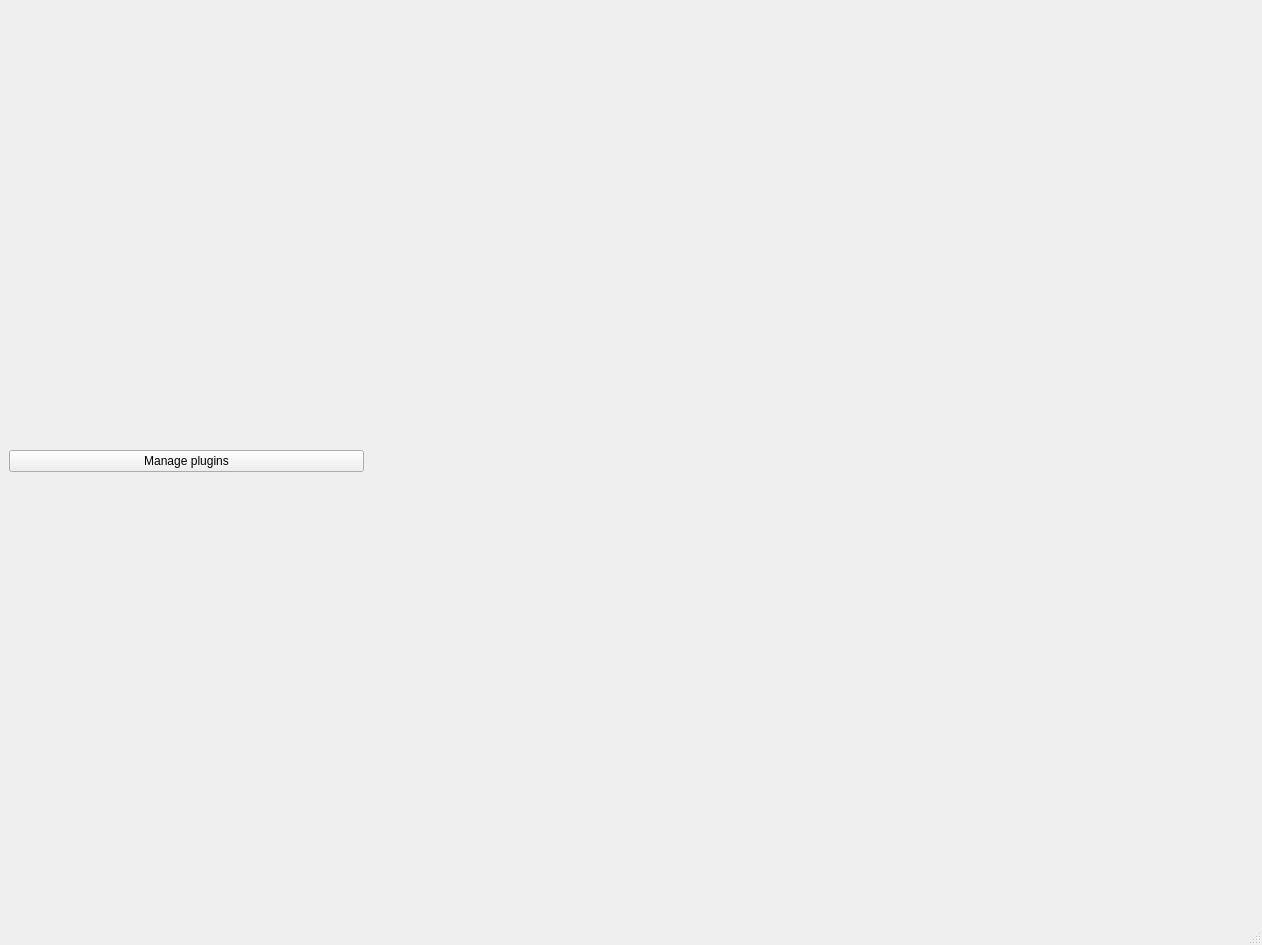
Old version of the form res/layout/main_window.ui in the repository SwitcherForGames/switcher.
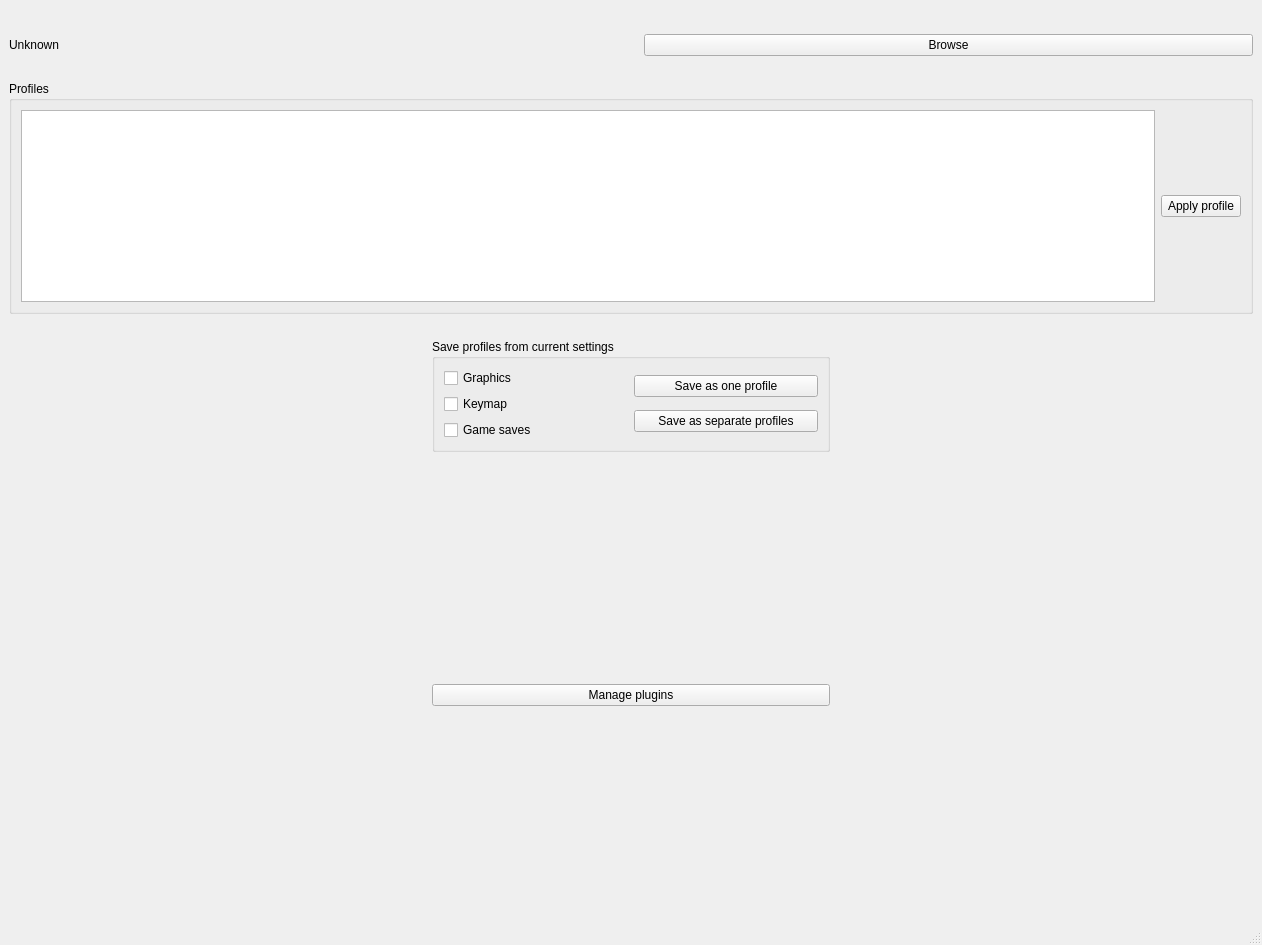
New version of the form.

Diff of the .ui file:
```diff
--- a/res/layout/main_window.ui
+++ b/res/layout/main_window.ui
@@ -16,12 +16,127 @@
   <widget class="QWidget" name="centralwidget">
    <layout class="QHBoxLayout" name="horizontalLayout_2">
     <item>
-     <layout class="QHBoxLayout" name="horizontalLayout_3" stretch="2,5">
+     <layout class="QVBoxLayout" name="verticalLayout" stretch="10,0,0,0,1">
+      <property name="spacing">
+       <number>25</number>
+      </property>
       <item>
-       <layout class="QVBoxLayout" name="left">
-        <property name="spacing">
+       <layout class="QGridLayout" name="grid">
+        <property name="topMargin">
+         <number>25</number>
+        </property>
+        <property name="bottomMargin">
          <number>0</number>
         </property>
+        <property name="spacing">
+         <number>25</number>
+        </property>
+       </layout>
+      </item>
+      <item>
+       <layout class="QHBoxLayout" name="horizontalLayout_6">
+        <item>
+         <widget class="QLabel" name="lbl_game_loc">
+          <property name="text">
+           <string>Unknown</string>
+          </property>
+         </widget>
+        </item>
+        <item>
+         <widget class="QPushButton" name="btn_browse">
+          <property name="text">
+           <string>Browse</string>
+          </property>
+         </widget>
+        </item>
+       </layout>
+      </item>
+      <item>
+       <widget class="QGroupBox" name="box_profiles">
+        <property name="title">
+         <string>Profiles</string>
+        </property>
+        <layout class="QHBoxLayout" name="horizontalLayout_3">
+         <item>
+          <widget class="QTableWidget" name="tbl_profiles"/>
+         </item>
+         <item>
+          <widget class="QPushButton" name="btn_apply_profile">
+           <property name="text">
+            <string>Apply profile</string>
+           </property>
+          </widget>
+         </item>
+        </layout>
+       </widget>
+      </item>
+      <item>
+       <layout class="QHBoxLayout" name="horizontalLayout_5">
+        <item>
+         <widget class="QWidget" name="widget" native="true"/>
+        </item>
+        <item>
+         <widget class="QGroupBox" name="box_save_profiles">
+          <property name="title">
+           <string>Save profiles from current settings</string>
+          </property>
+          <layout class="QHBoxLayout" name="horizontalLayout_4">
+           <item>
+            <layout class="QVBoxLayout" name="verticalLayout_5">
+             <item>
+              <widget class="QCheckBox" name="chk_graphics">
+               <property name="text">
+                <string>Graphics</string>
+               </property>
+              </widget>
+             </item>
+             <item>
+              <widget class="QCheckBox" name="chk_keymaps">
+               <property name="text">
+                <string>Keymap</string>
+               </property>
+              </widget>
+             </item>
+             <item>
+              <widget class="QCheckBox" name="chk_game_saves">
+               <property name="text">
+                <string>Game saves</string>
+               </property>
+              </widget>
+             </item>
+            </layout>
+           </item>
+           <item>
+            <layout class="QVBoxLayout" name="verticalLayout_6">
+             <item>
+              <widget class="QPushButton" name="btn_save_together">
+               <property name="text">
+                <string>Save as one profile</string>
+               </property>
+              </widget>
+             </item>
+             <item>
+              <widget class="QPushButton" name="btn_save_separate">
+               <property name="text">
+                <string>Save as separate profiles</string>
+               </property>
+              </widget>
+             </item>
+            </layout>
+           </item>
+          </layout>
+         </widget>
+        </item>
+        <item>
+         <widget class="QWidget" name="widget_2" native="true"/>
+        </item>
+       </layout>
+      </item>
+      <item>
+       <layout class="QHBoxLayout" name="horizontalLayout">
+        <item>
+         <widget class="QWidget" name="widget_4" native="true"/>
+        </item>
         <item>
          <widget class="QPushButton" name="btn_plugins">
           <property name="text">
@@ -29,11 +144,11 @@
           </property>
          </widget>
         </item>
+        <item>
+         <widget class="QWidget" name="widget_3" native="true"/>
+        </item>
        </layout>
       </item>
-      <item>
-       <layout class="QVBoxLayout" name="right"/>
-      </item>
      </layout>
     </item>
    </layout>
```
